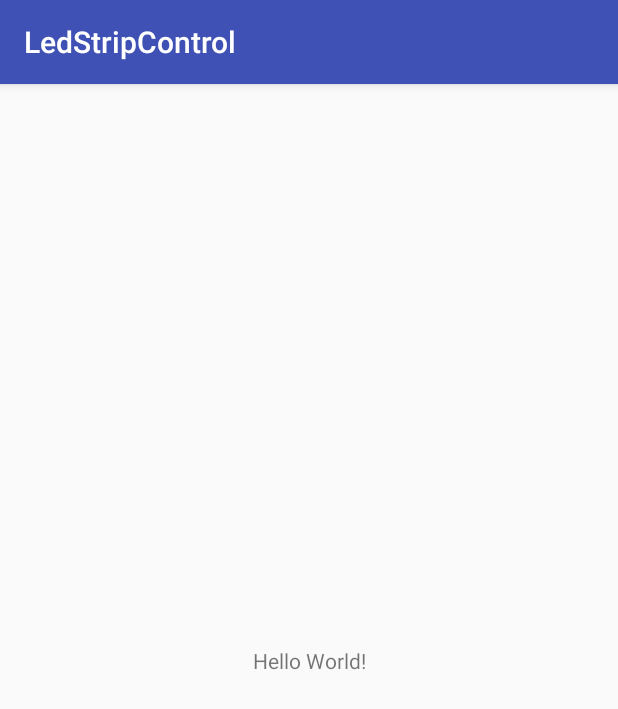
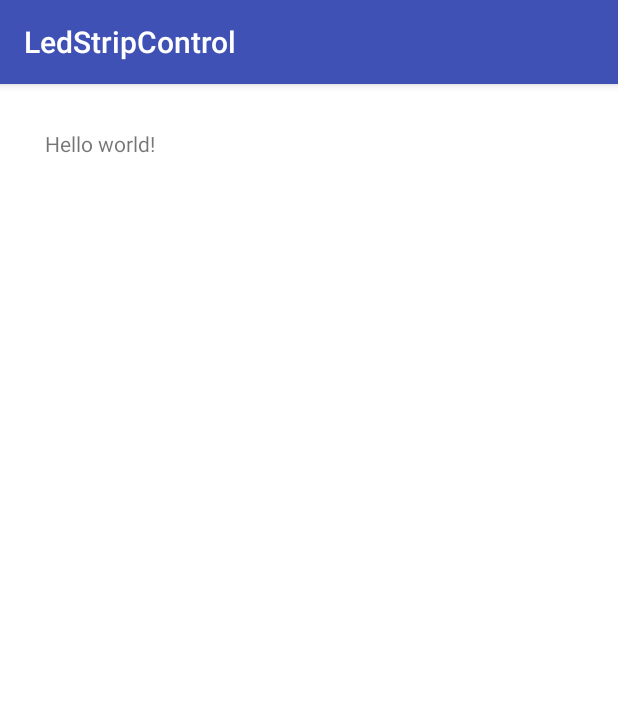
Before and after one commit to MGabor11/LedControllerApp, an Android app: the screen it shows after launch (MainActivity), on a phone screen of 412 x 824 dp. Shown: the top 709 px of the screen. Run offline under Robolectric (Android 15) with nearby library versions, the phone set to English and light mode, and no system bars; our stand-ins replace Dagger/Hilt's generated code.

```diff
--- a/app/src/main/AndroidManifest.xml
+++ b/app/src/main/AndroidManifest.xml
@@ -3,6 +3,7 @@
     package="com.apppoweron.ledstripcontrol">
 
     <application
+        android:name=".LedStripControlApplication"
         android:allowBackup="true"
         android:icon="@mipmap/ic_launcher"
         android:label="@string/app_name"
--- /dev/null
+++ b/app/src/main/kotlin/com/apppoweron/ledstripcontrol/LedStripControlApplication.kt
@@ -0,0 +1,26 @@
+package com.apppoweron.ledstripcontrol
+
+import android.app.Activity
+import android.app.Application
+import com.apppoweron.ledstripcontrol.component.DaggerAppComponent
+import dagger.android.AndroidInjector
+import dagger.android.DispatchingAndroidInjector
+import dagger.android.HasActivityInjector
+import javax.inject.Inject
+
+class LedStripControlApplication : Application(), HasActivityInjector {
+
+    @Inject
+    lateinit var activityDispatchingAndroidInjector: DispatchingAndroidInjector<Activity>
+
+    override fun onCreate() {
+        super.onCreate()
+
+        DaggerAppComponent.builder()
+                .application(this)
+                .build()
+                .inject(this)
+    }
+
+    override fun activityInjector(): AndroidInjector<Activity> = activityDispatchingAndroidInjector
+}
--- a/app/src/main/java/com/apppoweron/ledstripcontrol/MainActivity.kt
+++ b/app/src/main/kotlin/com/apppoweron/ledstripcontrol/MainActivity.kt
@@ -1,9 +1,9 @@
 package com.apppoweron.ledstripcontrol
 
 import android.os.Bundle
-import android.support.v7.app.AppCompatActivity
+import dagger.android.support.DaggerAppCompatActivity
 
-class MainActivity : AppCompatActivity() {
+class MainActivity : DaggerAppCompatActivity() {
 
     override fun onCreate(savedInstanceState: Bundle?) {
         super.onCreate(savedInstanceState)
--- /dev/null
+++ b/app/src/main/kotlin/com/apppoweron/ledstripcontrol/ViewModelFactory.kt
@@ -0,0 +1,25 @@
+package com.apppoweron.ledstripcontrol
+
+import androidx.lifecycle.ViewModel
+import androidx.lifecycle.ViewModelProvider
+import javax.inject.Inject
+import javax.inject.Provider
+import javax.inject.Singleton
+
+@Suppress("UNCHECKED_CAST")
+@Singleton
+class ViewModelFactory @Inject constructor(
+    private val viewModelsMap: Map<Class<out ViewModel>, @JvmSuppressWildcards Provider<ViewModel>>
+) : ViewModelProvider.Factory {
+
+    override fun <T : ViewModel> create(modelClass: Class<T>): T {
+
+        return (viewModelsMap[modelClass]
+                ?: viewModelsMap.asIterable()
+                        .firstOrNull { modelClass.isAssignableFrom(it.key) }
+                        ?.value)
+                ?.get() as? T
+
+                ?: throw IllegalArgumentException("unknown model class $modelClass")
+    }
+}
--- /dev/null
+++ b/app/src/main/kotlin/com/apppoweron/ledstripcontrol/WalkthroughFragment.kt
@@ -0,0 +1,29 @@
+package com.apppoweron.ledstripcontrol
+
+import android.os.Bundle
+import android.view.LayoutInflater
+import android.view.View
+import android.view.ViewGroup
+import androidx.lifecycle.ViewModelProviders
+import com.apppoweron.ledstripcontrol.viewmodel.WalkthroughViewModel
+import dagger.android.support.DaggerFragment
+import javax.inject.Inject
+
+class WalkthroughFragment : DaggerFragment(){
+
+    @Inject
+    lateinit var viewModelFactory: ViewModelFactory
+
+    private lateinit var viewModel: WalkthroughViewModel
+
+
+    override fun onCreate(savedInstanceState: Bundle?) {
+        super.onCreate(savedInstanceState)
+        viewModel = ViewModelProviders.of(this, viewModelFactory)[WalkthroughViewModel::class.java]
+    }
+
+    override fun onCreateView(inflater: LayoutInflater, container: ViewGroup?, savedInstanceState: Bundle?): View? {
+        return inflater.inflate(R.layout.fragment_walkthrough, container, false)
+    }
+
+}
--- /dev/null
+++ b/app/src/main/kotlin/com/apppoweron/ledstripcontrol/viewmodel/WalkthroughViewModel.kt
@@ -0,0 +1,10 @@
+package com.apppoweron.ledstripcontrol.viewmodel
+
+import androidx.lifecycle.ViewModel
+import javax.inject.Inject
+
+class WalkthroughViewModel @Inject constructor() : ViewModel() {
+
+
+
+}
--- a/app/src/main/res/layout/activity_main.xml
+++ b/app/src/main/res/layout/activity_main.xml
@@ -1,18 +1,17 @@
 <?xml version="1.0" encoding="utf-8"?>
-<android.support.constraint.ConstraintLayout xmlns:android="http://schemas.android.com/apk/res/android"
+<androidx.constraintlayout.widget.ConstraintLayout xmlns:android="http://schemas.android.com/apk/res/android"
     xmlns:app="http://schemas.android.com/apk/res-auto"
     xmlns:tools="http://schemas.android.com/tools"
     android:layout_width="match_parent"
     android:layout_height="match_parent"
     tools:context=".MainActivity">
 
-    <TextView
-        android:layout_width="wrap_content"
-        android:layout_height="wrap_content"
-        android:text="Hello World!"
-        app:layout_constraintBottom_toBottomOf="parent"
-        app:layout_constraintLeft_toLeftOf="parent"
-        app:layout_constraintRight_toRightOf="parent"
-        app:layout_constraintTop_toTopOf="parent" />
+    <fragment
+        android:id="@+id/nav_host_fragment"
+        android:name="androidx.navigation.fragment.NavHostFragment"
+        android:layout_width="match_parent"
+        android:layout_height="match_parent"
+        app:defaultNavHost="true"
+        app:navGraph="@navigation/nav_graph" />
 
-</android.support.constraint.ConstraintLayout>
+</androidx.constraintlayout.widget.ConstraintLayout>
--- /dev/null
+++ b/app/src/main/res/layout/fragment_walkthrough.xml
@@ -0,0 +1,25 @@
+<?xml version="1.0" encoding="utf-8"?>
+<FrameLayout xmlns:android="http://schemas.android.com/apk/res/android"
+    xmlns:tools="http://schemas.android.com/tools"
+    android:layout_width="match_parent"
+    android:layout_height="match_parent"
+    android:fitsSystemWindows="true"
+    android:background="#fff"
+    tools:context=".MainActivity">
+
+    <LinearLayout
+        android:id="@+id/search_layout"
+        android:layout_width="match_parent"
+        android:layout_height="wrap_content"
+        android:layout_gravity="top"
+        android:layout_margin="30dp"
+      >
+
+     <TextView
+         android:layout_width="wrap_content"
+         android:layout_height="wrap_content"
+         android:text="Hello world!"/>
+
+    </LinearLayout>
+
+</FrameLayout>
--- /dev/null
+++ b/app/src/main/res/navigation/nav_graph.xml
@@ -0,0 +1,14 @@
+<?xml version="1.0" encoding="utf-8"?>
+<navigation xmlns:android="http://schemas.android.com/apk/res/android"
+    xmlns:app="http://schemas.android.com/apk/res-auto"
+    xmlns:tools="http://schemas.android.com/tools"
+    android:id="@+id/nav_graph"
+    app:startDestination="@id/walkthroughFragment">
+
+    <fragment
+        android:id="@+id/walkthroughFragment"
+        android:name="com.apppoweron.ledstripcontrol.WalkthroughFragment"
+        android:label="fragment_city_selector"
+        tools:layout="@layout/fragment_walkthrough" />
+
+</navigation>
--- a/gradle.properties
+++ b/gradle.properties
@@ -11,3 +11,5 @@ org.gradle.jvmargs=-Xmx1536m
 # This option should only be used with decoupled projects. More details, visit
 # http://www.gradle.org/docs/current/userguide/multi_project_builds.html#sec:decoupled_projects
 # org.gradle.parallel=true
+android.enableJetifier=true
+android.useAndroidX=true
```
Also changed, not shown: app/build.gradle (+49 -5 lines), app/detekttask.gradle (added, +24 -0 lines), app/src/main/kotlin/com/apppoweron/ledstripcontrol/annotation/ViewModelKey.kt (added, +9 -0 lines), app/src/main/kotlin/com/apppoweron/ledstripcontrol/component/AppComponent.kt (added, +29 -0 lines), app/src/main/kotlin/com/apppoweron/ledstripcontrol/module/ActivityBuilderModule.kt (added, +12 -0 lines), app/src/main/kotlin/com/apppoweron/ledstripcontrol/module/FragmentBuilderModule.kt (added, +12 -0 lines), app/src/main/kotlin/com/apppoweron/ledstripcontrol/module/ViewModelFactoryModule.kt (added, +12 -0 lines), app/src/main/kotlin/com/apppoweron/ledstripcontrol/module/ViewModelModule.kt (added, +17 -0 lines), build.gradle (+11 -2 lines), gradle/wrapper/gradle-wrapper.properties, 1 other file.
